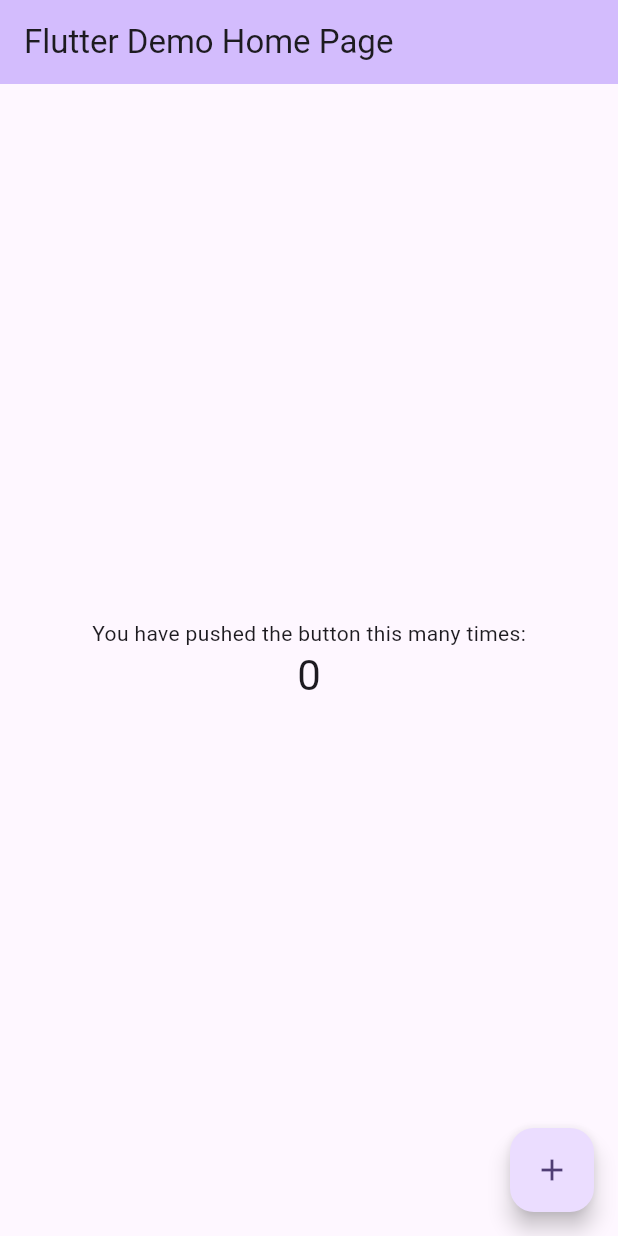
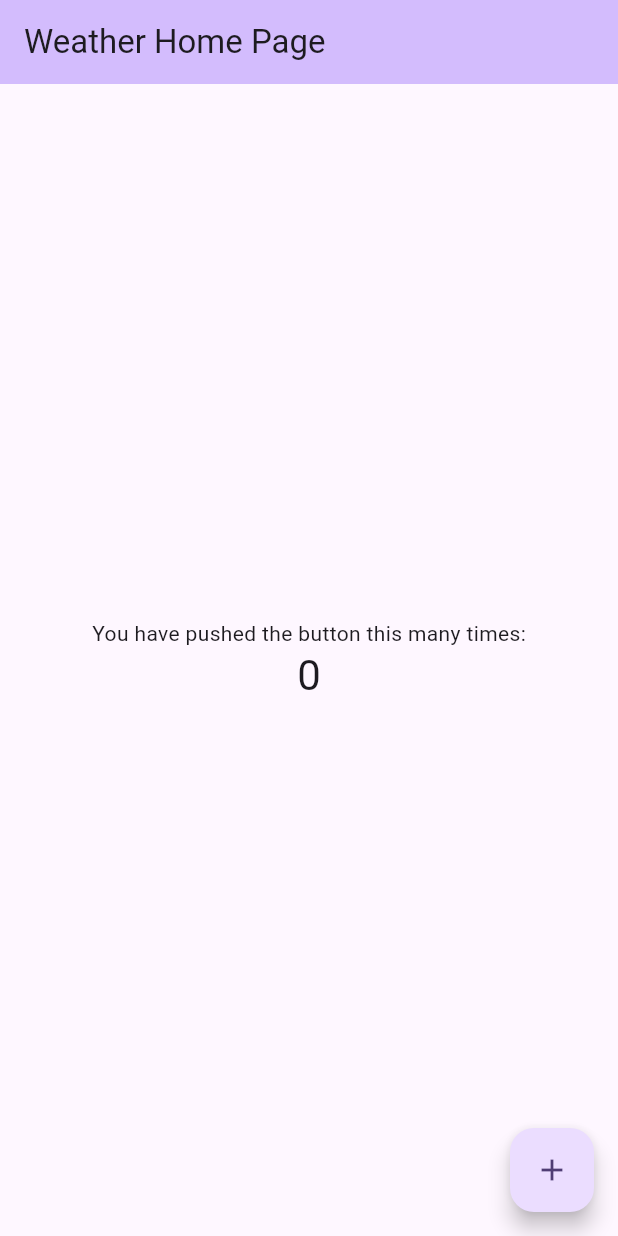
Before and after one commit to Crafted-Code-Hub/Weather-App, a Flutter app: the screen it shows after launch, on a phone screen of 412 x 824 dp. Run offline on Flutter 3.47's test engine with Material 3 defaults, Android fonts, the phone set to English and light mode, and no system bars.

Commit message:
initiate project folders

```diff
--- a/lib/main.dart
+++ b/lib/main.dart
@@ -7,46 +7,20 @@ void main() {
 class MyApp extends StatelessWidget {
   const MyApp({super.key});
 
-  // This widget is the root of your application.
   @override
   Widget build(BuildContext context) {
     return MaterialApp(
-      title: 'Flutter Demo',
+      title: 'Weather',
       theme: ThemeData(
-        // This is the theme of your application.
-        //
-        // TRY THIS: Try running your application with "flutter run". You'll see
-        // the application has a purple toolbar. Then, without quitting the app,
-        // try changing the seedColor in the colorScheme below to Colors.green
-        // and then invoke "hot reload" (save your changes or press the "hot
-        // reload" button in a Flutter-supported IDE, or press "r" if you used
-        // the command line to start the app).
-        //
-        // Notice that the counter didn't reset back to zero; the application
-        // state is not lost during the reload. To reset the state, use hot
-        // restart instead.
-        //
-        // This works for code too, not just values: Most code changes can be
-        // tested with just a hot reload.
         colorScheme: ColorScheme.fromSeed(seedColor: Colors.deepPurple),
       ),
-      home: const MyHomePage(title: 'Flutter Demo Home Page'),
+      home: const MyHomePage(title: 'Weather Home Page'),
     );
   }
 }
 
 class MyHomePage extends StatefulWidget {
   const MyHomePage({super.key, required this.title});
-
-  // This widget is the home page of your application. It is stateful, meaning
-  // that it has a State object (defined below) that contains fields that affect
-  // how it looks.
-
-  // This class is the configuration for the state. It holds the values (in this
-  // case the title) provided by the parent (in this case the App widget) and
-  // used by the build method of the State. Fields in a Widget subclass are
-  // always marked "final".
-
   final String title;
 
   @override
@@ -58,50 +32,23 @@ class _MyHomePageState extends State<MyHomePage> {
 
   void _incrementCounter() {
     setState(() {
-      // This call to setState tells the Flutter framework that something has
-      // changed in this State, which causes it to rerun the build method below
-      // so that the display can reflect the updated values. If we changed
-      // _counter without calling setState(), then the build method would not be
-      // called again, and so nothing would appear to happen.
       _counter++;
     });
   }
 
   @override
   Widget build(BuildContext context) {
-    // This method is rerun every time setState is called, for instance as done
-    // by the _incrementCounter method above.
-    //
-    // The Flutter framework has been optimized to make rerunning build methods
-    // fast, so that you can just rebuild anything that needs updating rather
-    // than having to individually change instances of widgets.
     return Scaffold(
       appBar: AppBar(
-        // TRY THIS: Try changing the color here to a specific color (to
-        // Colors.amber, perhaps?) and trigger a hot reload to see the AppBar
-        // change color while the other colors stay the same.
+
         backgroundColor: Theme.of(context).colorScheme.inversePrimary,
-        // Here we take the value from the MyHomePage object that was created by
-        // the App.build method, and use it to set our appbar title.
+
         title: Text(widget.title),
       ),
       body: Center(
-        // Center is a layout widget. It takes a single child and positions it
-        // in the middle of the parent.
+
         child: Column(
-          // Column is also a layout widget. It takes a list of children and
-          // arranges them vertically. By default, it sizes itself to fit its
-          // children horizontally, and tries to be as tall as its parent.
-          //
-          // Column has various properties to control how it sizes itself and
-          // how it positions its children. Here we use mainAxisAlignment to
-          // center the children vertically; the main axis here is the vertical
-          // axis because Columns are vertical (the cross axis would be
-          // horizontal).
-          //
-          // TRY THIS: Invoke "debug painting" (choose the "Toggle Debug Paint"
-          // action in the IDE, or press "p" in the console), to see the
-          // wireframe for each widget.
+
           mainAxisAlignment: MainAxisAlignment.center,
           children: <Widget>[
             const Text('You have pushed the button this many times:'),
@@ -116,7 +63,7 @@ class _MyHomePageState extends State<MyHomePage> {
         onPressed: _incrementCounter,
         tooltip: 'Increment',
         child: const Icon(Icons.add),
-      ), // This trailing comma makes auto-formatting nicer for build methods.
+      ),
     );
   }
 }
```
Also changed, not shown: 14 other files.
